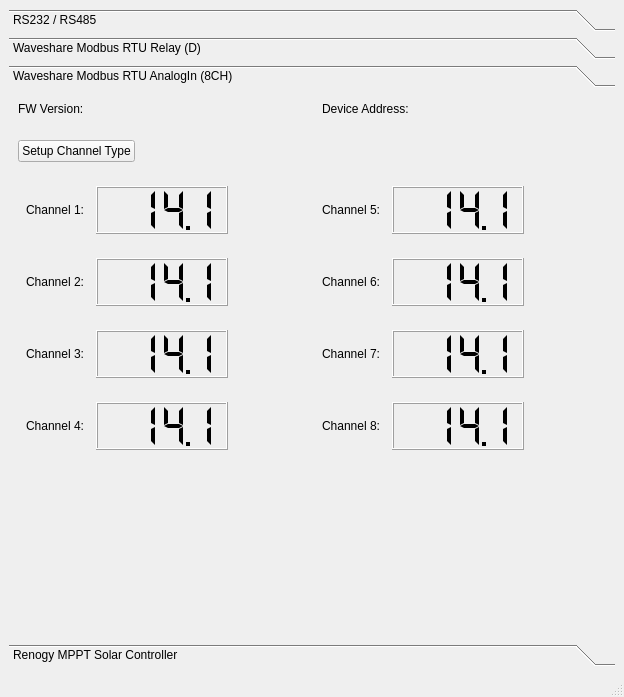
The window that mainwindow.ui (britus/wsmodbusrtu) describes before a commit, drawn with Qt 5.
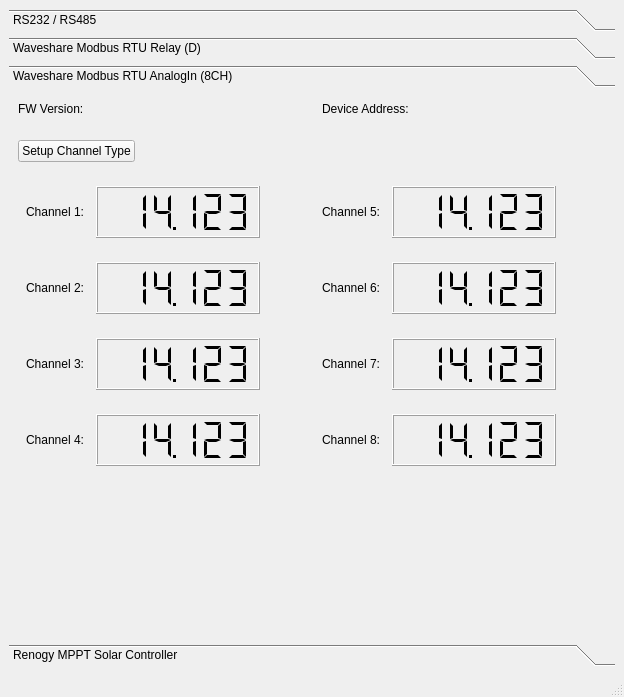
The same window after the commit. The open tabs and pages were chosen to show the change.

What changed in the file:
```diff
--- a/mainwindow.ui
+++ b/mainwindow.ui
@@ -825,21 +825,21 @@
              </property>
              <property name="minimumSize">
               <size>
-               <width>132</width>
-               <height>48</height>
+               <width>164</width>
+               <height>52</height>
               </size>
              </property>
              <property name="maximumSize">
               <size>
-               <width>132</width>
-               <height>48</height>
+               <width>164</width>
+               <height>52</height>
               </size>
              </property>
              <property name="smallDecimalPoint">
               <bool>true</bool>
              </property>
              <property name="digitCount">
-              <number>4</number>
+              <number>6</number>
              </property>
              <property name="segmentStyle">
               <enum>QLCDNumber::Flat</enum>
@@ -859,21 +859,21 @@
              </property>
              <property name="minimumSize">
               <size>
-               <width>132</width>
-               <height>48</height>
+               <width>164</width>
+               <height>52</height>
               </size>
              </property>
              <property name="maximumSize">
               <size>
-               <width>132</width>
-               <height>48</height>
+               <width>164</width>
+               <height>52</height>
               </size>
              </property>
              <property name="smallDecimalPoint">
               <bool>true</bool>
              </property>
              <property name="digitCount">
-              <number>4</number>
+              <number>6</number>
              </property>
              <property name="segmentStyle">
               <enum>QLCDNumber::Flat</enum>
@@ -893,21 +893,21 @@
              </property>
              <property name="minimumSize">
               <size>
-               <width>132</width>
-               <height>48</height>
+               <width>164</width>
+               <height>52</height>
               </size>
              </property>
              <property name="maximumSize">
               <size>
-               <width>132</width>
-               <height>48</height>
+               <width>164</width>
+               <height>52</height>
               </size>
              </property>
              <property name="smallDecimalPoint">
               <bool>true</bool>
              </property>
              <property name="digitCount">
-              <number>4</number>
+              <number>6</number>
              </property>
              <property name="segmentStyle">
               <enum>QLCDNumber::Flat</enum>
@@ -927,21 +927,21 @@
              </property>
              <property name="minimumSize">
               <size>
-               <width>132</width>
-               <height>48</height>
+               <width>164</width>
+               <height>52</height>
               </size>
              </property>
              <property name="maximumSize">
               <size>
-               <width>132</width>
-               <height>48</height>
+               <width>164</width>
+               <height>52</height>
               </size>
              </property>
              <property name="smallDecimalPoint">
               <bool>true</bool>
              </property>
              <property name="digitCount">
-              <number>4</number>
+              <number>6</number>
              </property>
              <property name="segmentStyle">
               <enum>QLCDNumber::Flat</enum>
@@ -1019,21 +1019,21 @@
              </property>
              <property name="minimumSize">
               <size>
-               <width>132</width>
-               <height>48</height>
+               <width>164</width>
+               <height>52</height>
               </size>
              </property>
              <property name="maximumSize">
               <size>
-               <width>132</width>
-               <height>48</height>
+               <width>164</width>
+               <height>52</height>
               </size>
              </property>
              <property name="smallDecimalPoint">
               <bool>true</bool>
              </property>
              <property name="digitCount">
-              <number>4</number>
+              <number>6</number>
              </property>
              <property name="segmentStyle">
               <enum>QLCDNumber::Flat</enum>
@@ -1095,21 +1095,21 @@
              </property>
              <property name="minimumSize">
               <size>
-               <width>132</width>
-               <height>48</height>
+               <width>164</width>
+               <height>52</height>
               </size>
              </property>
              <property name="maximumSize">
               <size>
-               <width>132</width>
-               <height>48</height>
+               <width>164</width>
+               <height>52</height>
               </size>
              </property>
              <property name="smallDecimalPoint">
               <bool>true</bool>
              </property>
              <property name="digitCount">
-              <number>4</number>
+              <number>6</number>
              </property>
              <property name="segmentStyle">
               <enum>QLCDNumber::Flat</enum>
@@ -1129,21 +1129,21 @@
              </property>
              <property name="minimumSize">
               <size>
-               <width>132</width>
-               <height>48</height>
+               <width>164</width>
+               <height>52</height>
               </size>
              </property>
              <property name="maximumSize">
               <size>
-               <width>132</width>
-               <height>48</height>
+               <width>164</width>
+               <height>52</height>
               </size>
              </property>
              <property name="smallDecimalPoint">
               <bool>true</bool>
              </property>
              <property name="digitCount">
-              <number>4</number>
+              <number>6</number>
              </property>
              <property name="segmentStyle">
               <enum>QLCDNumber::Flat</enum>
@@ -1186,21 +1186,21 @@
              </property>
              <property name="minimumSize">
               <size>
-               <width>132</width>
-               <height>48</height>
+               <width>164</width>
+               <height>52</height>
               </size>
              </property>
              <property name="maximumSize">
               <size>
-               <width>132</width>
-               <height>48</height>
+               <width>164</width>
+               <height>52</height>
               </size>
              </property>
              <property name="smallDecimalPoint">
               <bool>true</bool>
              </property>
              <property name="digitCount">
-              <number>4</number>
+              <number>6</number>
              </property>
              <property name="segmentStyle">
               <enum>QLCDNumber::Flat</enum>
```
Left out of the diff: 2 changed lines with no effect on the pictures.
